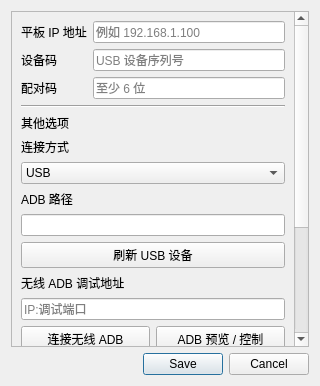
The window that Fukaros/settings.ui (HuTaoUnknow/Fukaros-Furina) describes before a commit, drawn with Qt 5.
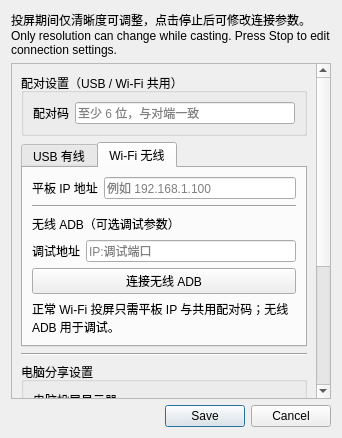
The same window after the commit. The open tabs and pages were chosen to show the change. Custom widgets are drawn as their Qt base class.

Commit message: Lock casting options until Stop and separate USB/Wi-Fi settings

```diff
--- a/Fukaros/settings.ui
+++ b/Fukaros/settings.ui
@@ -6,6 +6,17 @@
    <string>连接设置</string>
   </property>
   <layout class="QVBoxLayout" name="dialogLayout">
+   <item>
+    <widget class="QLabel" name="sessionSettingsHint">
+     <property name="text">
+      <string>投屏期间仅清晰度可调整，点击停止后可修改连接参数。
+Only resolution can change while casting. Press Stop to edit connection settings.</string>
+     </property>
+     <property name="wordWrap">
+      <bool>true</bool>
+     </property>
+    </widget>
+   </item>
    <item>
     <widget class="QScrollArea" name="settingsScroll">
      <property name="widgetResizable">
@@ -17,42 +28,14 @@
      <widget class="QWidget" name="settingsContents">
       <layout class="QVBoxLayout" name="settingsLayout">
        <item>
-        <layout class="QFormLayout" name="connectionForm">
+        <widget class="QGroupBox" name="pairingGroup">
+         <property name="title">
+          <string>配对设置（USB / Wi-Fi 共用）</string>
+         </property>
+         <layout class="QVBoxLayout" name="pairingGroupLayout">
+          <item>
+           <layout class="QFormLayout" name="pairingForm">
          <item row="0" column="0">
-          <widget class="QLabel" name="hostLabel">
-           <property name="text">
-            <string>平板 IP 地址</string>
-           </property>
-           <property name="wordWrap">
-            <bool>true</bool>
-           </property>
-          </widget>
-         </item>
-         <item row="0" column="1">
-          <widget class="QLineEdit" name="host">
-           <property name="placeholderText">
-            <string>例如 192.168.1.100</string>
-           </property>
-          </widget>
-         </item>
-         <item row="1" column="0">
-          <widget class="QLabel" name="serialLabel">
-           <property name="text">
-            <string>设备码</string>
-           </property>
-           <property name="wordWrap">
-            <bool>true</bool>
-           </property>
-          </widget>
-         </item>
-         <item row="1" column="1">
-          <widget class="QLineEdit" name="serial">
-           <property name="placeholderText">
-            <string>USB 设备序列号</string>
-           </property>
-          </widget>
-         </item>
-         <item row="2" column="0">
           <widget class="QLabel" name="tokenLabel">
            <property name="text">
             <string>配对码</string>
@@ -62,17 +45,48 @@
            </property>
           </widget>
          </item>
-         <item row="2" column="1">
+            <item row="0" column="1">
           <widget class="QLineEdit" name="token">
            <property name="placeholderText">
-            <string>至少 6 位</string>
+               <string>至少 6 位，与对端一致</string>
            </property>
           </widget>
          </item>
         </layout>
        </item>
+         </layout>
+        </widget>
+       </item>
        <item>
-        <widget class="QFrame" name="settingsSeparator">
+        <widget class="QTabWidget" name="transport">
+         <widget class="QWidget" name="usbPage">
+          <attribute name="title">
+           <string>USB 有线</string>
+          </attribute>
+          <layout class="QVBoxLayout" name="usbPageLayout">
+           <item>
+            <layout class="QFormLayout" name="usbPageForm">
+             <item row="0" column="0">
+              <widget class="QLabel" name="serialLabel">
+               <property name="text">
+                <string>USB 设备码</string>
+               </property>
+               <property name="wordWrap">
+                <bool>true</bool>
+               </property>
+              </widget>
+             </item>
+             <item row="0" column="1">
+              <widget class="QLineEdit" name="serial">
+               <property name="placeholderText">
+                <string>USB 设备序列号</string>
+               </property>
+              </widget>
+             </item>
+            </layout>
+           </item>
+           <item>
+            <widget class="QFrame" name="usbSeparator">
          <property name="frameShape">
           <enum>QFrame::HLine</enum>
          </property>
@@ -82,40 +96,8 @@
         </widget>
        </item>
        <item>
-        <widget class="QLabel" name="advancedTitle">
-         <property name="text">
-          <string>其他选项</string>
-         </property>
-         <property name="wordWrap">
-          <bool>true</bool>
-         </property>
-        </widget>
-       </item>
-       <item>
-        <widget class="QLabel" name="transportLabel">
-         <property name="text">
-          <string>连接方式</string>
-         </property>
-         <property name="wordWrap">
-          <bool>true</bool>
-         </property>
-        </widget>
-       </item>
-       <item>
-        <widget class="FurinaComboBox" name="transport">
-         <item>
-          <property name="text">
-           <string>USB</string>
-          </property>
-         </item>
-         <item>
-          <property name="text">
-           <string>Wi-Fi</string>
-          </property>
-         </item>
-        </widget>
-       </item>
-       <item>
+            <layout class="QFormLayout" name="adbForm">
+             <item row="0" column="0">
         <widget class="QLabel" name="adbPathLabel">
          <property name="text">
           <string>ADB 路径</string>
@@ -125,13 +107,17 @@
          </property>
         </widget>
        </item>
-       <item>
+             <item row="0" column="1">
         <widget class="QLineEdit" name="adbPath">
          <property name="placeholderText">
-          <string />
+                <string>安装包内置 ADB，或选择已有 adb.exe</string>
          </property>
         </widget>
        </item>
+            </layout>
+           </item>
+           <item>
+            <layout class="QHBoxLayout" name="usbActions">
        <item>
         <widget class="QPushButton" name="refresh">
          <property name="text">
@@ -140,24 +126,93 @@
         </widget>
        </item>
        <item>
+              <widget class="QPushButton" name="adbPreview">
+               <property name="text">
+                <string>ADB 预览 / 控制</string>
+               </property>
+              </widget>
+             </item>
+            </layout>
+           </item>
+           <item>
+            <widget class="QLabel" name="usbHint">
+             <property name="text">
+              <string>USB 无需填写 IP。请允许平板 USB 调试，设备码留空时自动选择唯一已授权设备。</string>
+             </property>
+             <property name="wordWrap">
+              <bool>true</bool>
+             </property>
+            </widget>
+           </item>
+          </layout>
+         </widget>
+         <widget class="QWidget" name="wifiPage">
+          <attribute name="title">
+           <string>Wi-Fi 无线</string>
+          </attribute>
+          <layout class="QVBoxLayout" name="wifiPageLayout">
+           <item>
+            <layout class="QFormLayout" name="wifiPageForm">
+             <item row="0" column="0">
+              <widget class="QLabel" name="hostLabel">
+               <property name="text">
+                <string>平板 IP 地址</string>
+               </property>
+               <property name="wordWrap">
+                <bool>true</bool>
+               </property>
+              </widget>
+             </item>
+             <item row="0" column="1">
+              <widget class="QLineEdit" name="host">
+               <property name="placeholderText">
+                <string>例如 192.168.1.100</string>
+               </property>
+              </widget>
+             </item>
+            </layout>
+           </item>
+           <item>
+            <widget class="QFrame" name="wifiSeparator">
+             <property name="frameShape">
+              <enum>QFrame::HLine</enum>
+             </property>
+             <property name="frameShadow">
+              <enum>QFrame::Sunken</enum>
+             </property>
+            </widget>
+           </item>
+           <item>
+            <widget class="QLabel" name="wifiDebugTitle">
+             <property name="text">
+              <string>无线 ADB（可选调试参数）</string>
+             </property>
+             <property name="wordWrap">
+              <bool>true</bool>
+             </property>
+            </widget>
+           </item>
+           <item>
+            <layout class="QFormLayout" name="wirelessAdbForm">
+             <item row="0" column="0">
         <widget class="QLabel" name="adbEndpointLabel">
          <property name="text">
-          <string>无线 ADB 调试地址</string>
+                <string>调试地址</string>
          </property>
          <property name="wordWrap">
           <bool>true</bool>
          </property>
         </widget>
        </item>
-       <item>
+             <item row="0" column="1">
         <widget class="QLineEdit" name="adbEndpoint">
          <property name="placeholderText">
           <string>IP:调试端口</string>
          </property>
         </widget>
        </item>
-       <item>
-        <layout class="QHBoxLayout" name="adbActions">
+            </layout>
+           </item>
          <item>
           <widget class="QPushButton" name="adbConnect">
            <property name="text">
@@ -166,39 +221,35 @@
           </widget>
          </item>
          <item>
-          <widget class="QPushButton" name="adbPreview">
+            <widget class="QLabel" name="wifiHint">
            <property name="text">
-            <string>ADB 预览 / 控制</string>
-           </property>
+              <string>正常 Wi-Fi 投屏只需平板 IP 与共用配对码；无线 ADB 用于调试。</string>
+             </property>
+             <property name="wordWrap">
+              <bool>true</bool>
+             </property>
           </widget>
          </item>
         </layout>
-       </item>
-       <item>
-        <layout class="QHBoxLayout" name="navigation">
-         <item>
-          <widget class="QPushButton" name="back">
-           <property name="text">
-            <string>返回</string>
-           </property>
-          </widget>
+         </widget>
+        </widget>
          </item>
          <item>
-          <widget class="QPushButton" name="home">
-           <property name="text">
-            <string>主页</string>
-           </property>
+        <widget class="QFrame" name="settingsSeparator">
+         <property name="frameShape">
+          <enum>QFrame::HLine</enum>
+         </property>
+         <property name="frameShadow">
+          <enum>QFrame::Sunken</enum>
+         </property>
           </widget>
          </item>
          <item>
-          <widget class="QPushButton" name="recent">
-           <property name="text">
-            <string>任务</string>
-           </property>
-          </widget>
-         </item>
-        </layout>
-       </item>
+        <widget class="QGroupBox" name="displayGroup">
+         <property name="title">
+          <string>电脑分享设置</string>
+         </property>
+         <layout class="QVBoxLayout" name="displayGroupLayout">
        <item>
         <widget class="QLabel" name="castSourceLabel">
          <property name="text">
@@ -230,10 +281,47 @@
          </item>
         </layout>
        </item>
+         </layout>
+        </widget>
+       </item>
+       <item>
+        <widget class="QGroupBox" name="navigationGroup">
+         <property name="title">
+          <string>平板导航</string>
+         </property>
+         <layout class="QVBoxLayout" name="navigationGroupLayout">
+          <item>
+           <layout class="QHBoxLayout" name="navigation">
+            <item>
+             <widget class="QPushButton" name="back">
+              <property name="text">
+               <string>返回</string>
+              </property>
+             </widget>
+            </item>
+            <item>
+             <widget class="QPushButton" name="home">
+              <property name="text">
+               <string>主页</string>
+              </property>
+             </widget>
+            </item>
+            <item>
+             <widget class="QPushButton" name="recent">
+              <property name="text">
+               <string>任务</string>
+              </property>
+             </widget>
+            </item>
+           </layout>
+          </item>
+         </layout>
+        </widget>
+       </item>
        <item>
         <widget class="QLabel" name="connectionHint">
          <property name="text">
-          <string>USB 使用设备码；Wi-Fi 使用平板 IP。请填写平板设置中显示的配对码。</string>
+          <string>先配置连接参数并保存，再按开始。投屏开始后点击停止才能改变投屏方式。</string>
          </property>
          <property name="wordWrap">
           <bool>true</bool>
```
Lines whose indentation alone changed are shown as unchanged. The commit also changes 30 other files.
